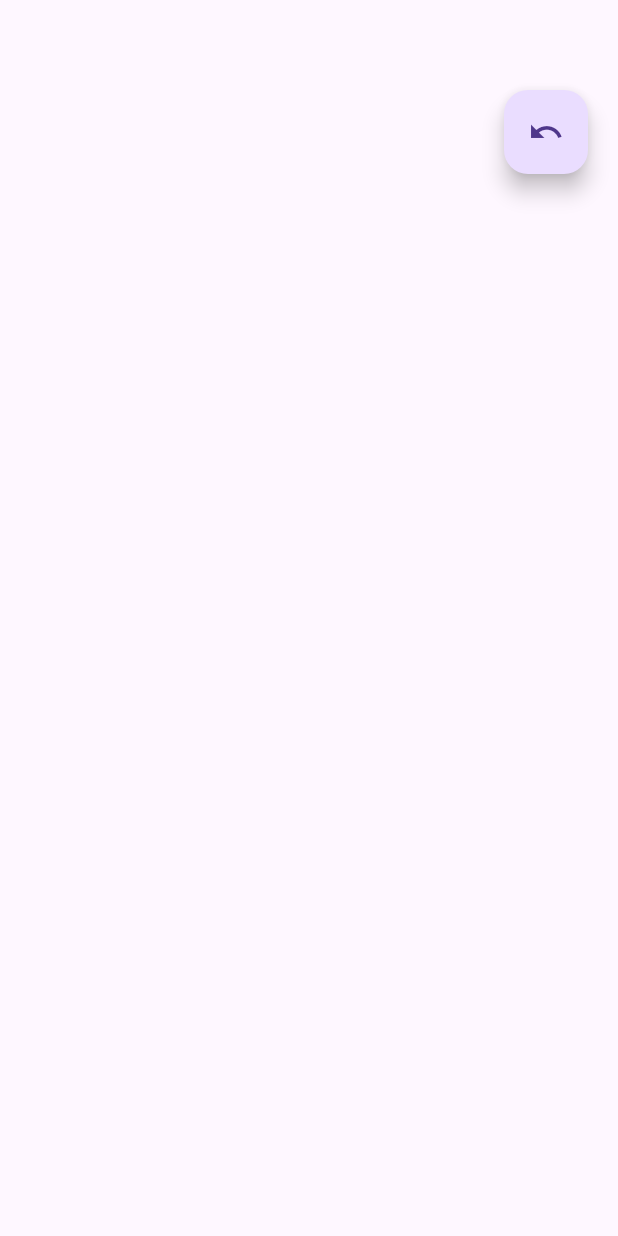
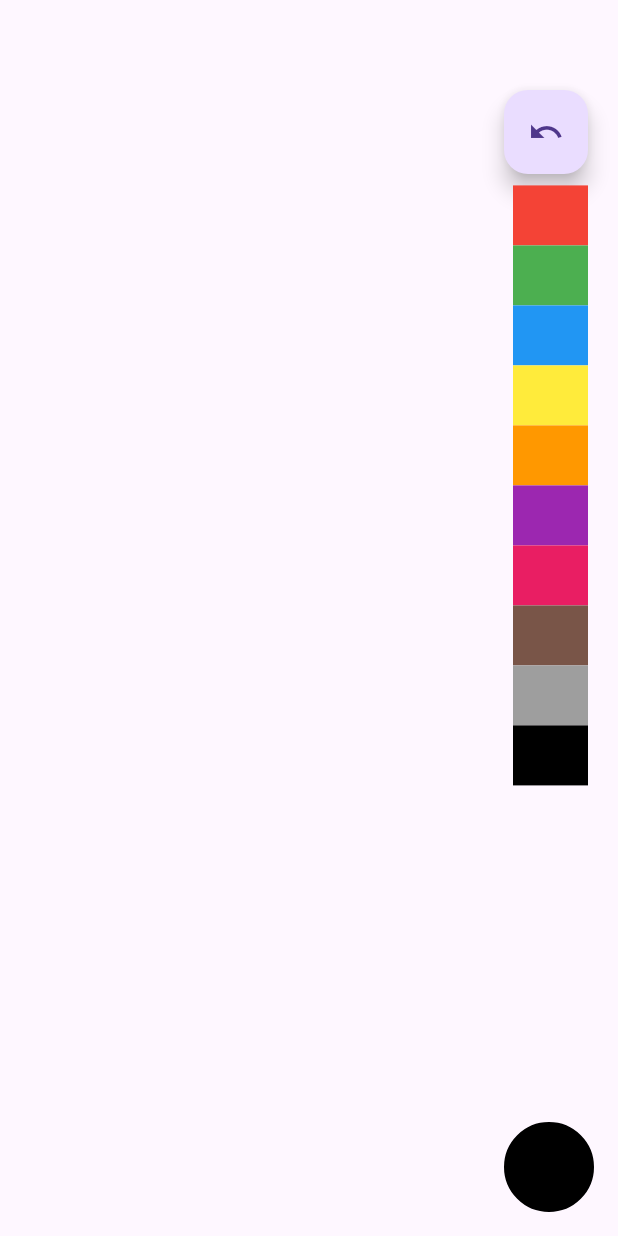
Before and after one commit to Shahidbangash/video_editor_overlay, a Flutter app: the screen it shows after launch, on a phone screen of 412 x 824 dp. Run offline on Flutter 3.47's test engine with Material 3 defaults, Android fonts, the phone set to English and light mode, and no system bars.

Commit message:
Added Color picker and widget to show picker

```diff
--- a/lib/main.dart
+++ b/lib/main.dart
@@ -18,7 +18,7 @@ class MainApp extends StatelessWidget {
           children: [
             DrawCurveOverlay(), // Custom Painter for drawing lines
 
-            // ColorPickerOverlay(), // Color picker
+            ColorPickerOverlay(), // Color picker
             // DraggableText(), // Draggable and resizable text
           ],
         ),
--- /dev/null
+++ b/lib/views/picker/color_picker_plugin.dart
@@ -0,0 +1,3 @@
+export 'component/color_picker.dart';
+export 'component/selected_color_indicator.dart';
+export 'component/vertical_color_bar.dart';
--- /dev/null
+++ b/lib/views/picker/component/color_picker.dart
@@ -0,0 +1,57 @@
+import 'package:flutter/material.dart';
+import 'package:video_editor_overlay/views/picker/component/selected_color_indicator.dart';
+import 'package:video_editor_overlay/views/picker/component/vertical_color_bar.dart';
+
+class ColorPickerOverlay extends StatefulWidget {
+  const ColorPickerOverlay({super.key});
+
+  @override
+  State<ColorPickerOverlay> createState() => _ColorPickerOverlayState();
+}
+
+class _ColorPickerOverlayState extends State<ColorPickerOverlay> {
+  Color selectedColor = Colors.black; // Default color
+
+  final List<Color> colors = [
+    Colors.red,
+    Colors.green,
+    Colors.blue,
+    Colors.yellow,
+    Colors.orange,
+    Colors.purple,
+    Colors.pink,
+    Colors.brown,
+    Colors.grey,
+    Colors.black, // Include the default color
+  ];
+
+  @override
+  Widget build(BuildContext context) {
+    return Stack(
+      children: [
+        Positioned(
+          top: MediaQuery.of(context).size.height * 0.15,
+          right: 20,
+          child: Align(
+            alignment: Alignment.centerLeft,
+            child: VerticalColorBar(
+              colors: colors,
+              onColorSelected: (color) {
+                setState(() {
+                  selectedColor = color;
+                });
+              },
+            ),
+          ),
+        ),
+        Align(
+          alignment: Alignment.bottomRight,
+          child: Padding(
+            padding: const EdgeInsets.all(16.0),
+            child: SelectedColorIndicator(color: selectedColor),
+          ),
+        ),
+      ],
+    );
+  }
+}
--- /dev/null
+++ b/lib/views/picker/component/selected_color_indicator.dart
@@ -0,0 +1,23 @@
+import 'package:flutter/material.dart';
+
+class SelectedColorIndicator extends StatelessWidget {
+  final Color color;
+
+  const SelectedColorIndicator({
+    super.key,
+    required this.color,
+  });
+
+  @override
+  Widget build(BuildContext context) {
+    return Container(
+      width: 60,
+      height: 60,
+      decoration: BoxDecoration(
+        color: color,
+        shape: BoxShape.circle,
+        border: Border.all(color: Colors.black, width: 2),
+      ),
+    );
+  }
+}
--- /dev/null
+++ b/lib/views/picker/component/vertical_color_bar.dart
@@ -0,0 +1,35 @@
+import 'package:flutter/material.dart';
+
+class VerticalColorBar extends StatelessWidget {
+  final List<Color> colors;
+  final ValueChanged<Color> onColorSelected;
+
+  const VerticalColorBar({
+    super.key,
+    required this.colors,
+    required this.onColorSelected,
+  });
+
+  @override
+  Widget build(BuildContext context) {
+    return Container(
+      // margin: const EdgeInsets.symmetric(vertical: 50),
+      // width: 50,
+      child: Column(
+        mainAxisAlignment: MainAxisAlignment.start,
+        children: colors.map((color) {
+          return GestureDetector(
+            onTap: () {
+              onColorSelected(color);
+            },
+            child: Container(
+              width: 50,
+              height: 40,
+              color: color,
+            ),
+          );
+        }).toList(),
+      ),
+    );
+  }
+}
```
